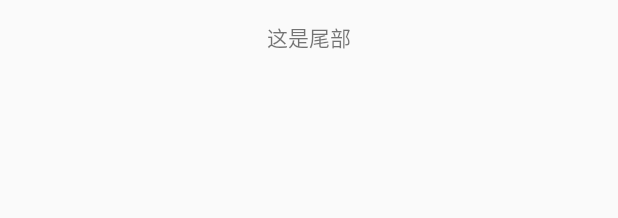
After one commit to hyhdy/customview-samples, an Android app: the layout stag_item_tail.xml on its own in the app's theme, with its tools: preview values and no code run, on a phone screen of 412 x 824 dp. The commit adds this screen. Shown: the top 218 px of the screen. Run offline under Robolectric (Android 15) with nearby library versions, the phone set to English and light mode, and no system bars; Roboto replaces fonts that are not available here.

Commit message:
添加尾部处理逻辑

```diff
--- a/app/src/main/java/com/sky/hyh/customviewsamples/constant/FlexTypeValue.java
+++ b/app/src/main/java/com/sky/hyh/customviewsamples/constant/FlexTypeValue.java
@@ -7,5 +7,6 @@ public class FlexTypeValue {
     public static final int ITEM_TYPE_1 = 0;
     public static final int ITEM_TYPE_2 = 1;
     public static final int ITEM_TYPE_3 = 2;
+    public static final int ITEM_TYPE_4 = 3;
 
 }
--- /dev/null
+++ b/app/src/main/res/layout/stag_item_tail.xml
@@ -0,0 +1,13 @@
+<?xml version="1.0" encoding="utf-8"?>
+<FrameLayout xmlns:android="http://schemas.android.com/apk/res/android"
+    android:layout_width="match_parent"
+    android:layout_height="50dp"
+    >
+    <TextView
+        android:layout_width="wrap_content"
+        android:layout_height="wrap_content"
+        android:layout_gravity="center"
+        android:text="这是尾部"
+        />
+
+</FrameLayout>
--- a/app/src/main/res/layout/staggerd_layout_1.xml
+++ b/app/src/main/res/layout/staggerd_layout_1.xml
@@ -1,7 +1,7 @@
 <?xml version="1.0" encoding="utf-8"?>
 <FrameLayout xmlns:android="http://schemas.android.com/apk/res/android"
     android:layout_width="match_parent"
-    android:layout_height="match_parent"
+    android:layout_height="359dp"
     android:padding="2dp"
     >
 
--- a/app/src/main/res/layout/staggerd_layout_2.xml
+++ b/app/src/main/res/layout/staggerd_layout_2.xml
@@ -1,7 +1,7 @@
 <?xml version="1.0" encoding="utf-8"?>
 <FrameLayout xmlns:android="http://schemas.android.com/apk/res/android"
     android:layout_width="match_parent"
-    android:layout_height="match_parent"
+    android:layout_height="222dp"
     android:padding="2dp"
     >
 
--- a/app/src/main/res/layout/staggerd_layout_3.xml
+++ b/app/src/main/res/layout/staggerd_layout_3.xml
@@ -1,7 +1,7 @@
 <?xml version="1.0" encoding="utf-8"?>
 <FrameLayout xmlns:android="http://schemas.android.com/apk/res/android"
     android:layout_width="match_parent"
-    android:layout_height="match_parent"
+    android:layout_height="137dp"
     android:padding="2dp"
     >
 
```
Also changed, not shown: app/src/main/java/com/sky/hyh/customviewsamples/entity/FlexAdapter.java (+14 -2 lines).
